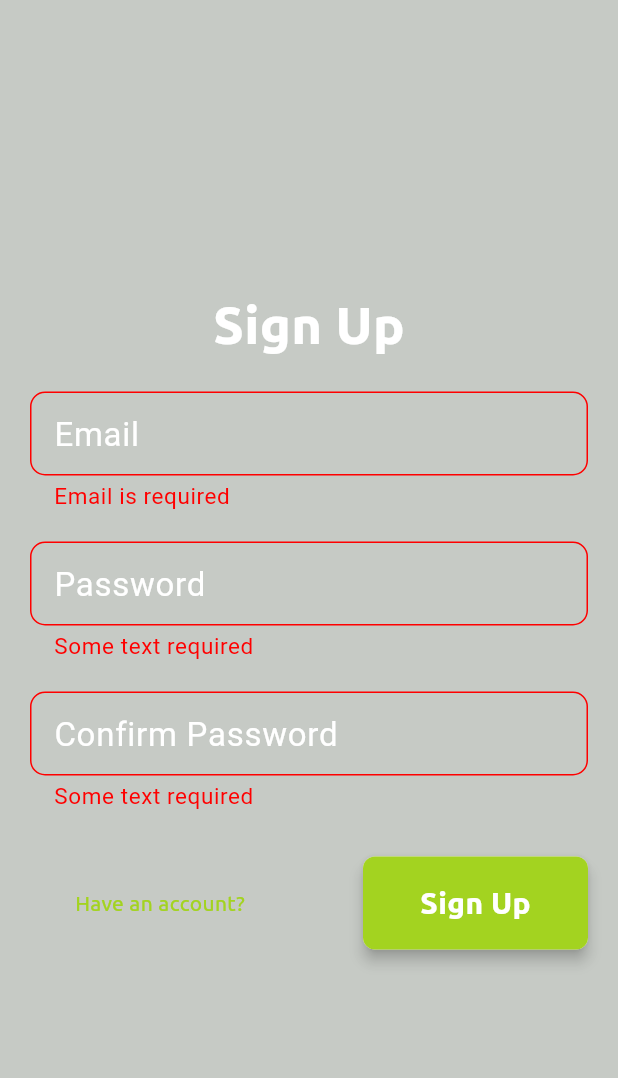
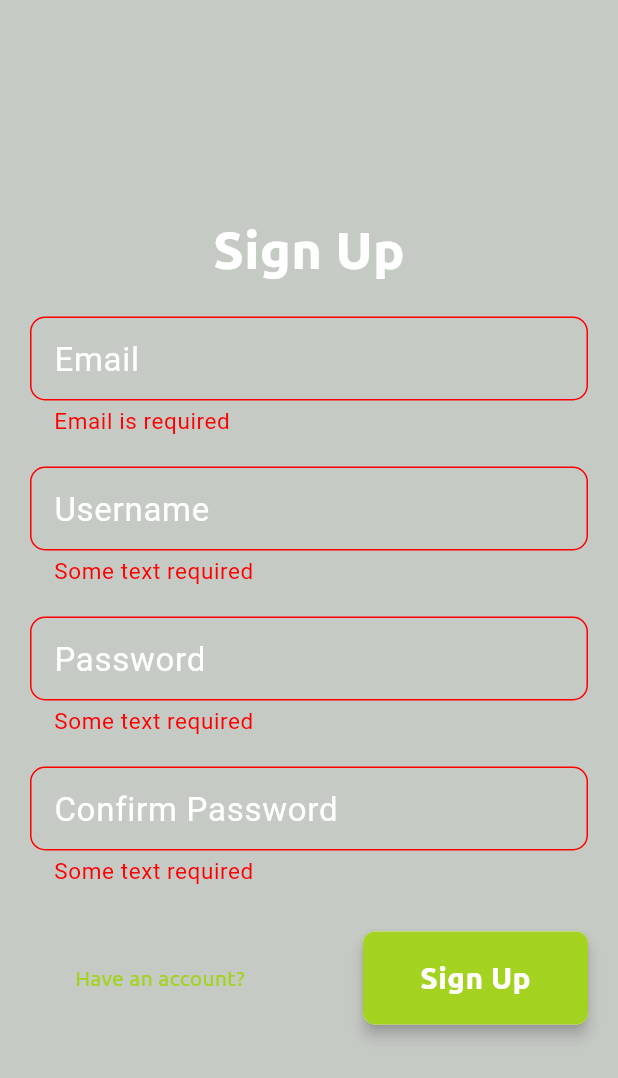
Before and after one commit to Bilal-Naeem12/flutter_project, a Flutter app: the SignUpScreen screen opened by its route, after a tap on "Sign Up", on a phone screen of 412 x 824 dp. Shown: the top 1078 px of the screen. Run offline on Flutter 3.47's test engine with Material 3 defaults, Android fonts, the phone set to English and light mode, and no system bars; drawn by our look-alikes of loading_overlay; our stand-ins replace firebase_auth, firebase_core, firebase_database, google_sign_in, rflutter_alert; missing offline and left inert: syncfusion_flutter_pdfviewer; accounts and stored records are empty; network calls fail.

Commit message:
fixes minor bugs

```diff
--- a/lib/components/avatarImg.dart
+++ b/lib/components/avatarImg.dart
@@ -8,7 +8,7 @@ class AvatarImage extends StatelessWidget {
   Widget build(BuildContext context) {
     return CircleAvatar(
         backgroundColor: kBackgroundColor,
-        radius: 40,
+        radius: 50,
         child: ClipRRect(
           borderRadius: BorderRadius.circular(100),
           child: Image.network(
--- a/lib/components/validatorFucntions.dart
+++ b/lib/components/validatorFucntions.dart
@@ -3,6 +3,15 @@ TextValidator(value) {
     return 'Some text required';
   } else if (value.toString().length < 3) {
     return 'More than 3 characters required';
+  }
+  return null;
+}
+
+UsernameValidator(value) {
+  if (value == null || value.isEmpty) {
+    return 'Some text required';
+  } else if (value.toString().length < 5) {
+    return 'More than 5 characters required';
   }
   return null;
 }
--- a/lib/models/user.dart
+++ b/lib/models/user.dart
@@ -1,8 +1,12 @@
 class Usermodel {
   final String email;
   final String password;
-
+  String username;
   final String image;
 
-  Usermodel({required this.email, required this.password, this.image = ""});
+  Usermodel(
+      {required this.email,
+      required this.password,
+      required this.username,
+      this.image = ""});
 }
--- a/lib/screens/avatar.dart
+++ b/lib/screens/avatar.dart
@@ -90,6 +90,7 @@ class _Avatar_ScreenState extends State<Avatar_Screen> {
                   databaseRef
                       .child(widget.user.email.replaceAll(".com", "_com"))
                       .set({
+                    "username": widget.user.username,
                     "email": widget.user.email,
                     "password": widget.user.password,
                     "image": imagePath,
--- a/lib/screens/login_screen.dart
+++ b/lib/screens/login_screen.dart
@@ -86,8 +86,10 @@ class _LoginScreenState extends State<LoginScreen> {
                           buttonPressed: () async {
                             try {
                               if (_formKey.currentState!.validate()) {
-                                await DatabaseMethods().fetchUsers(_email).then(
-                                    (value) => setState(() => user = value));
+                                await DatabaseMethods()
+                                    .fetchUserOnce(email: _email)
+                                    .then((value) =>
+                                        setState(() => user = value));
 
                                 print(user.image);
                                 if (user.email == _email &&
--- a/lib/screens/signup_screen.dart
+++ b/lib/screens/signup_screen.dart
@@ -3,6 +3,7 @@ import 'package:flutter/services.dart';
 import 'package:semster_project/components/validatorFucntions.dart';
 import 'package:semster_project/models/user.dart';
 import 'package:semster_project/screens/avatar.dart';
+import 'package:semster_project/sevice/database.dart';
 import '../components/components.dart';
 import '../screens/home_screen.dart';
 import '../screens/login_screen.dart';
@@ -20,6 +21,7 @@ class SignUpScreen extends StatefulWidget {
 
 class _SignUpScreenState extends State<SignUpScreen> {
   late String _email;
+  late String _username;
   late String _password;
   late String _confirmPass;
   final _formKey = GlobalKey<FormState>();
@@ -78,6 +80,17 @@ class _SignUpScreenState extends State<SignUpScreen> {
                                     textFormField: TextFormField(
                                       style: TextStyle(color: kBackgroundColor),
                                       validator: (val) => TextValidator(val),
+                                      onChanged: (value) {
+                                        _username = value;
+                                      },
+                                      decoration: kTextInputDecorationWriter(
+                                          "Username", "Enter Username"),
+                                    ),
+                                  ),
+                                  CustomFormField(
+                                    textFormField: TextFormField(
+                                      style: TextStyle(color: kBackgroundColor),
+                                      validator: (val) => TextValidator(val),
                                       obscureText: true,
                                       onChanged: (value) {
                                         _password = value;
@@ -108,13 +121,24 @@ class _SignUpScreenState extends State<SignUpScreen> {
                               textButton: 'Sign Up',
                               heroTag: 'signup_btn',
                               question: 'Have an account?',
-                              buttonPressed: () {
+                              buttonPressed: () async {
                                 try {
                                   if (_formKey.currentState!.validate()) {
                                     if (_confirmPass == _password) {
+                                      Usermodel defualt =
+                                          await DatabaseMethods().fetchUsers(
+                                              email: _email,
+                                              username: _username);
+
+                                      if (defualt.email == _email ||
+                                          defualt.username == _username) {
+                                        throw Exception();
+                                      }
                                       setState(() {
                                         user = Usermodel(
-                                            email: _email, password: _password);
+                                            username: _username,
+                                            email: _email,
+                                            password: _password);
                                       });
                                       Navigator.push(
                                           context,
@@ -135,7 +159,16 @@ class _SignUpScreenState extends State<SignUpScreen> {
                                     }
                                   }
                                 } catch (e) {
-                                  print(e);
+                                  signUpAlert(
+                                    onPressed: () async {
+                                      Navigator.of(context, rootNavigator: true)
+                                          .pop();
+                                    },
+                                    title: 'User Already Exists',
+                                    btnText: 'Try Again',
+                                    desc: "Change Email Or Username",
+                                    context: context,
+                                  ).show();
                                 }
                               },
                               questionPressed: () async {
--- a/lib/screens/writer_screen.dart
+++ b/lib/screens/writer_screen.dart
@@ -127,9 +127,9 @@ class _WriteScreenState extends State<WriteScreen> {
                                 errorStyle:
                                     TextStyle(fontSize: 15, color: kErrorColor),
                                 labelStyle: TextStyle(
-                                    color: Colors.white,
-                                    fontSize: 22,
-                                    fontWeight: FontWeight.w800),
+                                  color: Colors.white,
+                                  fontSize: 22,
+                                ),
                                 hintStyle: TextStyle(
                                     fontSize: 15,
                                     color: kBackgroundColor.withOpacity(0.7)),
--- a/lib/sevice/database.dart
+++ b/lib/sevice/database.dart
@@ -55,8 +55,8 @@ class DatabaseMethods {
     return childList;
   }
 
-  fetchUsers(email) async {
-    Usermodel? childList;
+  fetchUsers({email, username}) async {
+    Usermodel childList = Usermodel(email: "", password: "", username: "");
     final databaseRef = FirebaseDatabase.instance.ref("user");
 
     DataSnapshot dataSnapshot = await databaseRef
@@ -65,13 +65,56 @@ class DatabaseMethods {
 
     if (dataSnapshot.exists) {
       childList = Usermodel(
+          username: dataSnapshot.child("username").value.toString(),
           email: dataSnapshot.child("email").value.toString(),
           password: dataSnapshot.child("password").value.toString(),
           image: dataSnapshot.child("image").value.toString());
     } else {
-      childList = null;
+      await fetchAllUsers(username).then((value) {
+        childList = value;
+        print(childList.username);
+      });
     }
 
     return childList;
   }
+
+  fetchAllUsers(username) async {
+    Usermodel childList = Usermodel(email: "", password: "", username: "");
+    final databaseRef = FirebaseDatabase.instance.ref("user/");
+
+    DataSnapshot dataSnapshot = await databaseRef.get();
+
+    if (dataSnapshot != null) {
+      dataSnapshot.children.forEach((element) {
+        if (element.child("username").value.toString() == username) {
+          childList = Usermodel(
+              username: element.child("username").value.toString(),
+              email: element.child("email").value.toString(),
+              password: element.child("password").value.toString(),
+              image: element.child("image").value.toString());
+        }
+      });
+    }
+
+    return childList;
+  }
+
+  fetchUserOnce({email}) async {
+    Usermodel childList = Usermodel(email: "", password: "", username: "");
+    final databaseRef = FirebaseDatabase.instance.ref("user");
+
+    DataSnapshot dataSnapshot = await databaseRef
+        .child(email.toString().replaceAll(".com", "_com"))
+        .get();
+
+    if (dataSnapshot.exists) {
+      childList = Usermodel(
+          username: dataSnapshot.child("username").value.toString(),
+          email: dataSnapshot.child("email").value.toString(),
+          password: dataSnapshot.child("password").value.toString(),
+          image: dataSnapshot.child("image").value.toString());
+    }
+    return childList;
+  }
 }
```
Also changed, not shown: lib/constants.dart (+17 -1 lines), lib/screens/genres_screens.dart (+10 -6 lines), lib/screens/home_screen.dart (+0 -20 lines), lib/sevice/auth.dart (+17 -6 lines).
